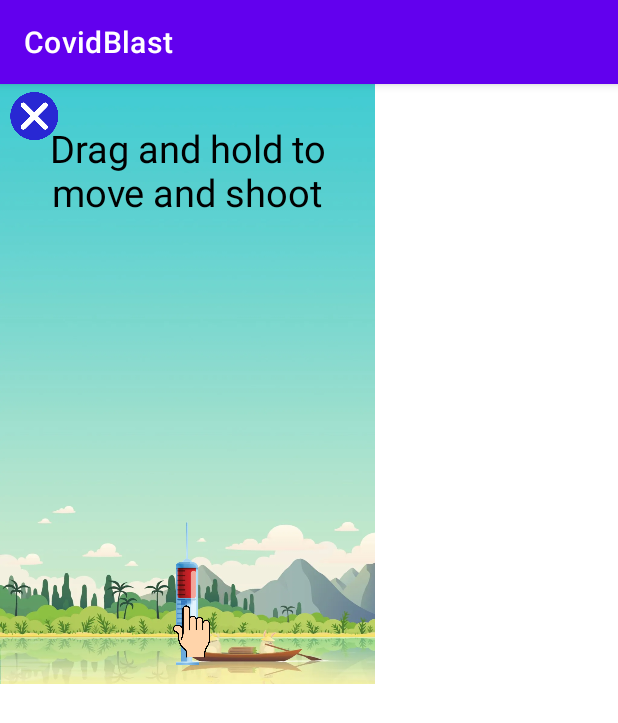
After one commit to Daniel-israelov/CovidBlast, an Android app: the fragment InstructionsFragment shown on its own in the app's theme, on a phone screen of 412 x 824 dp. The commit adds this screen. Shown: the top 723 px of the screen. Run offline under Robolectric (Android 15) with nearby library versions, the phone set to English and light mode, and no system bars.

Commit message:
added animations and instruction fragment

```diff
--- a/app/src/main/java/com/example/covidblast/GameOverDialog.java
+++ b/app/src/main/java/com/example/covidblast/GameOverDialog.java
@@ -4,6 +4,8 @@ import android.os.Bundle;
 import androidx.annotation.NonNull;
 import androidx.annotation.Nullable;
 import androidx.fragment.app.Fragment;
+import androidx.transition.TransitionInflater;
+
 import android.view.LayoutInflater;
 import android.view.View;
 import android.view.ViewGroup;
@@ -16,6 +18,14 @@ public class GameOverDialog extends Fragment implements View.OnClickListener{
     Button finishBTN;
     String name, difficulty;
     int score;
+
+    @Override
+    public void onCreate(@Nullable Bundle savedInstanceState) {
+        super.onCreate(savedInstanceState);
+        TransitionInflater inflater = TransitionInflater.from(getActivity());
+        setEnterTransition(inflater.inflateTransition(R.transition.slide_up));
+        setExitTransition(inflater.inflateTransition(R.transition.slide_up));
+    }
 
     @Nullable
     @Override
--- /dev/null
+++ b/app/src/main/java/com/example/covidblast/InstructionsFragment.java
@@ -0,0 +1,44 @@
+package com.example.covidblast;
+
+import android.os.Bundle;
+import android.view.LayoutInflater;
+import android.view.View;
+import android.view.ViewGroup;
+import android.view.animation.Animation;
+import android.view.animation.AnimationUtils;
+import android.widget.ImageButton;
+import android.widget.ImageView;
+import androidx.annotation.NonNull;
+import androidx.annotation.Nullable;
+import androidx.fragment.app.Fragment;
+import androidx.transition.TransitionInflater;
+
+public class InstructionsFragment extends Fragment {
+    ImageView syringe, hand;
+    ImageButton xBtn;
+    Animation animation;
+
+    @Override
+    public void onCreate(@Nullable Bundle savedInstanceState) {
+        super.onCreate(savedInstanceState);
+        TransitionInflater inflater = TransitionInflater.from(getActivity());
+        setEnterTransition(inflater.inflateTransition(R.transition.slide_down));
+        setExitTransition(inflater.inflateTransition(R.transition.slide_down));
+    }
+
+    @Nullable
+    @Override
+    public View onCreateView(@NonNull LayoutInflater inflater, @Nullable ViewGroup container, @Nullable Bundle savedInstanceState) {
+        View view = inflater.inflate(R.layout.fragment_instructions, container, false);
+
+        syringe = view.findViewById(R.id.syringe_iv);
+        hand = view.findViewById(R.id.hand_iv);
+        xBtn = view.findViewById(R.id.exit_btn);
+
+        animation = AnimationUtils.loadAnimation(getContext(), R.anim.drag_anim);
+        syringe.startAnimation(animation);
+        hand.startAnimation(animation);
+
+        return view;
+    }
+}
--- a/app/src/main/java/com/example/covidblast/MainCoverFragment.java
+++ b/app/src/main/java/com/example/covidblast/MainCoverFragment.java
@@ -17,12 +17,13 @@ public class MainCoverFragment extends Fragment implements View.OnClickListener
     final String UPGRADES_FRAGMENT_TAG = "upgrades_fragment";
     final String BACKGROUND_FRAGMENT_TAG = "background_fragment";
     final String SCORES_FRAGMENTS_TAG = "scores_fragment";
+    final String INSTRUCTIONS_TAG = "instructions_fragment";
 
     SettingsFragment settingsFragment;
     BackgroundFragment backgroundFragment;
     UpgradesFragment upgradesFragment;
     ScoreboardFragment scoreboardFragment;
-    BtnListener btnListener;
+    InstructionsFragment instructionsFragment;
 
     Button playBtn, scoresBtn, instructionsBtn;
     ImageButton settingsBtn, backgroundBtn, upgradeBtn;
@@ -33,7 +34,7 @@ public class MainCoverFragment extends Fragment implements View.OnClickListener
         upgradesFragment = new UpgradesFragment();
         backgroundFragment = new BackgroundFragment();
         scoreboardFragment = new ScoreboardFragment();
-        btnListener = new BtnListener();
+        instructionsFragment  = new InstructionsFragment();
     }
 
     @Nullable
@@ -48,31 +49,15 @@ public class MainCoverFragment extends Fragment implements View.OnClickListener
         scoresBtn = view.findViewById(R.id.btn_scores);
         instructionsBtn = view.findViewById(R.id.btn_instructions);
 
+        view.setOnClickListener(this);
         backgroundBtn.setOnClickListener(this);
         settingsBtn.setOnClickListener(this);
         upgradeBtn.setOnClickListener(this);
-        view.setOnClickListener(this);
-
-        playBtn.setOnClickListener(btnListener);
+        playBtn.setOnClickListener(this);
         scoresBtn.setOnClickListener(this);
-        instructionsBtn.setOnClickListener(btnListener);
+        instructionsBtn.setOnClickListener(this);
 
         return view;
-    }
-
-    private static class BtnListener implements View.OnClickListener{
-        @SuppressLint("NonConstantResourceId")
-        @Override
-        public void onClick(View view) {
-            switch (view.getId()){
-                case R.id.btn_play:
-                    //Do something
-                    break;
-                case R.id.btn_instructions:
-                    //Do something
-                    break;
-            }
-        }
     }
 
     @SuppressLint("NonConstantResourceId")
@@ -92,6 +77,9 @@ public class MainCoverFragment extends Fragment implements View.OnClickListener
                 break;
             case R.id.btn_scores:
                 manageFrags(scoreboardFragment, SCORES_FRAGMENTS_TAG);
+                break;
+            case R.id.btn_instructions:
+                manageFrags(instructionsFragment, INSTRUCTIONS_TAG);
                 break;
             default:
                 transaction.hide(settingsFragment);
--- /dev/null
+++ b/app/src/main/res/anim/drag_anim.xml
@@ -0,0 +1,12 @@
+<set
+    xmlns:android="http://schemas.android.com/apk/res/android"
+    android:shareInterpolator="false"
+    android:repeatMode="reverse">
+
+    <translate
+        android:fromXDelta="150%" android:toXDelta="-150%"
+        android:fromYDelta="0%" android:toYDelta="0%"
+        android:duration="1500"
+        android:repeatCount="infinite"
+        android:repeatMode="reverse" />
+</set>
--- /dev/null
+++ b/app/src/main/res/layout/fragment_instructions.xml
@@ -0,0 +1,57 @@
+<?xml version="1.0" encoding="utf-8"?>
+<RelativeLayout
+    android:id="@+id/instructions_layout"
+    xmlns:android="http://schemas.android.com/apk/res/android"
+    xmlns:tools="http://schemas.android.com/tools"
+    android:layout_width="250dp"
+    android:layout_height="400dp"
+    android:background="@drawable/river_boat"
+    android:layout_centerInParent="true"
+    tools:context=".InstructionsFragment">
+
+    <ImageButton
+        android:id="@+id/exit_btn"
+        android:layout_width="35dp"
+        android:layout_height="35dp"
+        android:layout_margin="5dp"
+        android:layout_marginStart="15dp"
+        android:layout_marginTop="15dp"
+        android:layout_marginEnd="15dp"
+        android:layout_marginBottom="15dp"
+        android:background="@null"
+        android:scaleType="centerCrop"
+        android:src="@drawable/x_button"
+        tools:ignore="ContentDescription" />
+
+    <TextView
+        android:layout_width="wrap_content"
+        android:layout_height="wrap_content"
+        android:text="@string/instruction_tv"
+        android:textSize="25sp"
+        android:layout_marginTop="25dp"
+        android:layout_centerHorizontal="true"
+        android:textColor="@color/black"
+        android:textAlignment="center" />
+
+    <ImageView
+        android:id="@+id/syringe_iv"
+        android:layout_width="15dp"
+        android:layout_height="115dp"
+        android:layout_alignParentBottom="true"
+        android:layout_centerHorizontal="true"
+        android:scaleType="centerCrop"
+        android:src="@drawable/syringe1"
+        tools:ignore="ContentDescription" />
+
+    <ImageView
+        android:id="@+id/hand_iv"
+        android:layout_width="30dp"
+        android:layout_height="70dp"
+        android:src="@drawable/hand"
+        android:scaleType="fitCenter"
+        android:paddingStart="5dp"
+        android:layout_centerHorizontal="true"
+        android:layout_alignParentBottom="true"
+        tools:ignore="ContentDescription,RtlSymmetry" />
+
+</RelativeLayout>
--- a/app/src/main/res/values/colors.xml
+++ b/app/src/main/res/values/colors.xml
@@ -8,7 +8,7 @@
     <color name="black">#FF000000</color>
     <color name="white">#FFFFFFFF</color>
     <color name="light_blue">#2196F3</color>
-    <color name="grey">#99717980</color>
+    <color name="grey">#BF717980</color>
     <color name="light_blue_600">#FF039BE5</color>
     <color name="light_blue_900">#FF01579B</color>
     <color name="light_blue_A200">#FF40C4FF</color>
--- a/app/src/main/res/values/strings.xml
+++ b/app/src/main/res/values/strings.xml
@@ -31,4 +31,5 @@
     <string name="coin_value">Coin value</string>
     <string name="upgrades">UPGRADES</string>
     <string name="not_enough_coins">Not enough coins</string>
+    <string name="instruction_tv">Drag and hold to move and shoot</string>
 </resources>
```
Also changed, not shown: app/src/main/res/drawable/hand.webp (added), 1 other file.
